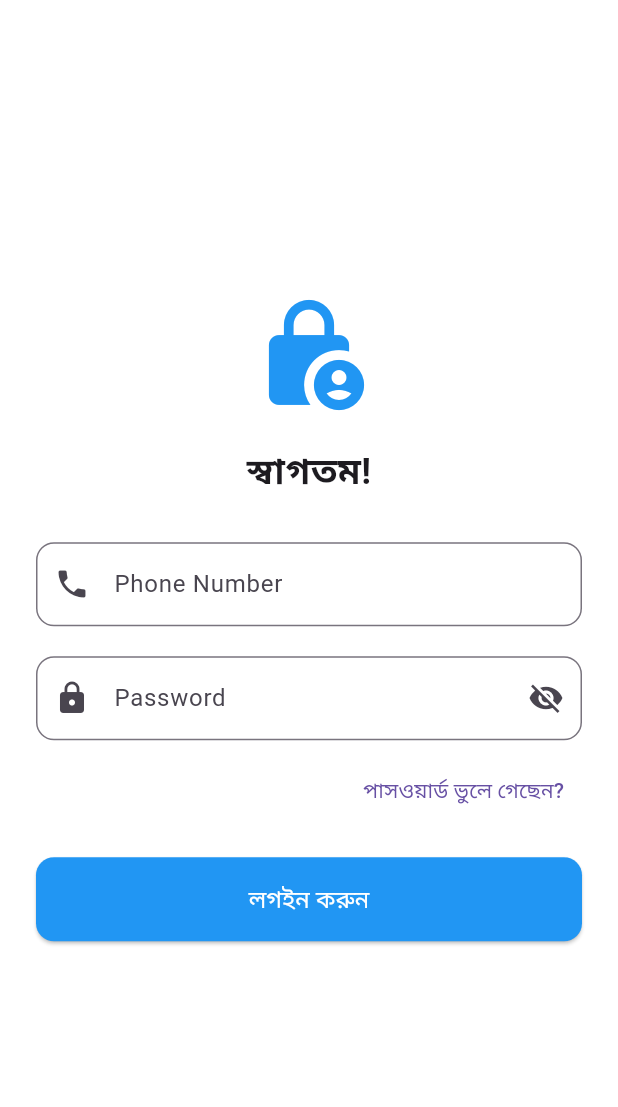
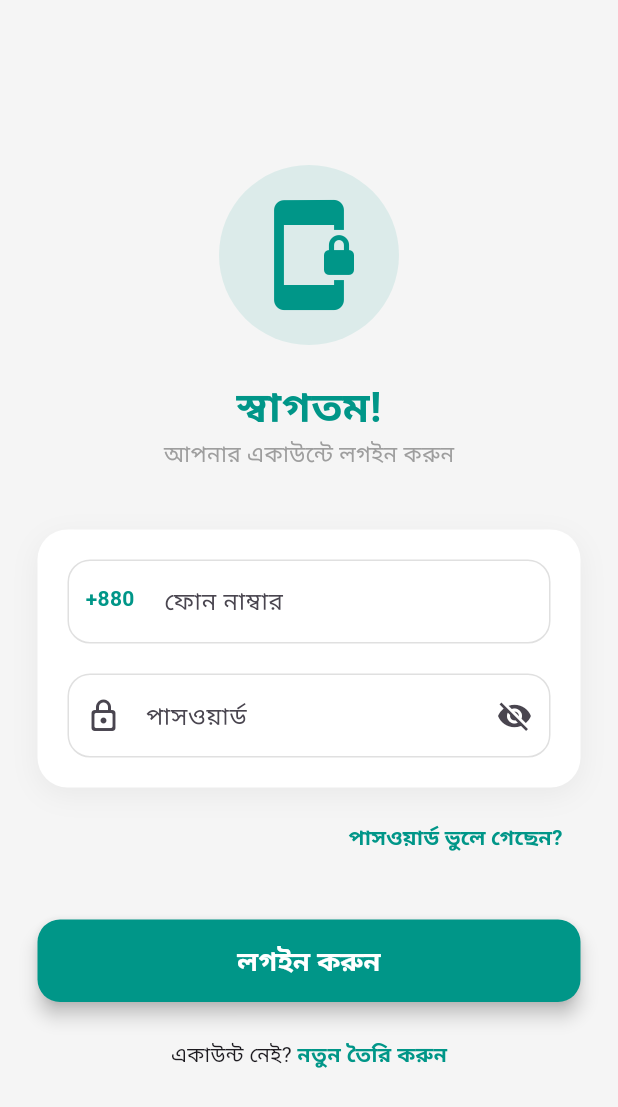
Before and after one commit to sfrabby/firebase-tutorial, a Flutter app: the PhoneLoginPage screen opened directly, on a phone screen of 412 x 824 dp. Shown: the top 1107 px of the screen. Run offline on Flutter 3.47's test engine with Material 3 defaults, Android fonts, the phone set to English and light mode, and no system bars; our stand-ins replace firebase_auth, firebase_core, get; accounts and stored records are empty.

Commit message:
Phone login UI done

```diff
--- a/lib/main.dart
+++ b/lib/main.dart
@@ -1,4 +1,6 @@
 import 'package:fbase/screen/Auth/email_login/UI.dart';
+import 'package:fbase/screen/Home%20Page/ui.dart';
+import 'package:firebase_auth/firebase_auth.dart';
 import 'package:firebase_core/firebase_core.dart';
 import 'package:flutter/material.dart';
 import 'package:get/get_navigation/src/root/get_material_app.dart';
@@ -16,6 +18,9 @@ class MyApp extends StatelessWidget {
     return GetMaterialApp(
       debugShowCheckedModeBanner: false,
 
-        home: LoginScreen());
+      home: (FirebaseAuth.instance.currentUser != null)
+          ? firebase()
+          : LoginScreen(),
+    );
   }
 }
--- a/lib/screen/Auth/phone_login/ui.dart
+++ b/lib/screen/Auth/phone_login/ui.dart
@@ -1,88 +1,152 @@
 import 'package:flutter/material.dart';
 import 'package:get/get.dart';
 
-class PhoneLoginPage extends StatelessWidget {
+class PhoneLoginPage extends StatefulWidget {
   const PhoneLoginPage({super.key});
+
+  @override
+  State<PhoneLoginPage> createState() => _PhoneLoginPageState();
+}
+
+class _PhoneLoginPageState extends State<PhoneLoginPage> {
+  final TextEditingController phoneController = TextEditingController();
+  final TextEditingController passwordController = TextEditingController();
+  bool isPasswordVisible = false;
 
   @override
   Widget build(BuildContext context) {
     return Scaffold(
-      backgroundColor: Colors.white,
-      body: Padding(
-        padding: const EdgeInsets.all(24.0),
-        child: Center(
+      backgroundColor: Colors.grey[100], // হালকা ব্যাকগ্রাউন্ড
+      body: Center(
         child: SingleChildScrollView(
+          padding: const EdgeInsets.symmetric(horizontal: 25),
           child: Column(
             mainAxisAlignment: MainAxisAlignment.center,
-              crossAxisAlignment: CrossAxisAlignment.stretch,
             children: [
-                // Logo বা Icon
-                const Icon(Icons.lock_person_rounded, size: 80, color: Colors.blue),
+              // উপরের আইকন এবং টেক্সট
+              Container(
+                padding: const EdgeInsets.all(20),
+                decoration: BoxDecoration(
+                  color: Colors.teal.withOpacity(0.1),
+                  shape: BoxShape.circle,
+                ),
+                child: const Icon(Icons.phonelink_lock_rounded, size: 80, color: Colors.teal),
+              ),
               const SizedBox(height: 20),
               const Text(
                 "স্বাগতম!",
-                  textAlign: TextAlign.center,
-                  style: TextStyle(fontSize: 24, fontWeight: FontWeight.bold),
+                style: TextStyle(fontSize: 28, fontWeight: FontWeight.bold, color: Colors.teal),
               ),
-                const SizedBox(height: 30),
+              const Text(
+                "আপনার একাউন্টে লগইন করুন",
+                style: TextStyle(fontSize: 15, color: Colors.grey),
+              ),
+              const SizedBox(height: 40),
 
-                // Phone Number TextField
+              // মেইন ইনপুট কার্ড
+              Container(
+                padding: const EdgeInsets.all(20),
+                decoration: BoxDecoration(
+                  color: Colors.white,
+                  borderRadius: BorderRadius.circular(20),
+                  boxShadow: [
+                    BoxShadow(
+                      color: Colors.black.withOpacity(0.05),
+                      blurRadius: 15,
+                      offset: const Offset(0, 5),
+                    )
+                  ],
+                ),
+                child: Column(
+                  children: [
+                    // Phone Number Input
                     TextField(
+                      controller: phoneController,
                       keyboardType: TextInputType.phone,
                       decoration: InputDecoration(
-                    labelText: "Phone Number",
-                    hintText: "01XXXXXXXXX",
-                    prefixIcon: const Icon(Icons.phone),
-                    border: OutlineInputBorder(
-                      borderRadius: BorderRadius.circular(12),
+                        labelText: "ফোন নাম্বার",
+                        prefixIcon: Container(
+                          padding: const EdgeInsets.all(12),
+                          child: const Text("+880 ", style: TextStyle(fontWeight: FontWeight.bold, color: Colors.teal)),
+                        ),
+                        border: OutlineInputBorder(borderRadius: BorderRadius.circular(15)),
+                        enabledBorder: OutlineInputBorder(
+                          borderRadius: BorderRadius.circular(15),
+                          borderSide: BorderSide(color: Colors.grey.shade300),
                         ),
                       ),
                     ),
                     const SizedBox(height: 20),
 
-                // Password TextField
+                    // Password Input
                     TextField(
-                  obscureText: true, // পাসওয়ার্ড লুকানোর জন্য
+                      controller: passwordController,
+                      obscureText: !isPasswordVisible,
                       decoration: InputDecoration(
-                    labelText: "Password",
-                    prefixIcon: const Icon(Icons.lock),
-                    suffixIcon: const Icon(Icons.visibility_off),
-                    border: OutlineInputBorder(
-                      borderRadius: BorderRadius.circular(12),
+                        labelText: "পাসওয়ার্ড",
+                        prefixIcon: const Icon(Icons.lock_outline_rounded),
+                        suffixIcon: IconButton(
+                          icon: Icon(isPasswordVisible ? Icons.visibility : Icons.visibility_off),
+                          onPressed: () => setState(() => isPasswordVisible = !isPasswordVisible),
+                        ),
+                        border: OutlineInputBorder(borderRadius: BorderRadius.circular(15)),
+                        enabledBorder: OutlineInputBorder(
+                          borderRadius: BorderRadius.circular(15),
+                          borderSide: BorderSide(color: Colors.grey.shade300),
                         ),
                       ),
                     ),
+                  ],
+                ),
+              ),
+
               const SizedBox(height: 10),
 
-                // Forgot Password Button
+              // Forgot Password
               Align(
                 alignment: Alignment.centerRight,
                 child: TextButton(
                   onPressed: () {},
-                    child: const Text("পাসওয়ার্ড ভুলে গেছেন?"),
+                  child: const Text("পাসওয়ার্ড ভুলে গেছেন?", style: TextStyle(color: Colors.teal, fontWeight: FontWeight.w600)),
                 ),
               ),
-                const SizedBox(height: 20),
+
+              const SizedBox(height: 30),
 
               // Login Button
-                ElevatedButton(
+              SizedBox(
+                width: double.infinity,
+                height: 55,
+                child: ElevatedButton(
                   onPressed: () {
-                    // লগইন লজিক এখানে হবে
                     Get.snackbar("Success", "লগইন করা হচ্ছে...",
-                        snackPosition: SnackPosition.BOTTOM);
+                        snackPosition: SnackPosition.BOTTOM, backgroundColor: Colors.teal, colorText: Colors.white);
                   },
                   style: ElevatedButton.styleFrom(
-                    padding: const EdgeInsets.symmetric(vertical: 16),
-                    shape: RoundedRectangleBorder(
-                      borderRadius: BorderRadius.circular(12),
+                    backgroundColor: Colors.teal,
+                    shape: RoundedRectangleBorder(borderRadius: BorderRadius.circular(15)),
+                    elevation: 5,
                   ),
-                    backgroundColor: Colors.blue,
-                    foregroundColor: Colors.white,
+                  child: const Text("লগইন করুন", style: TextStyle(fontSize: 18, fontWeight: FontWeight.bold, color: Colors.white)),
                 ),
-                  child: const Text("লগইন করুন", style: TextStyle(fontSize: 16)),
+              ),
+
+              const SizedBox(height: 25),
+
+              // Register Link
+              Row(
+                mainAxisAlignment: MainAxisAlignment.center,
+                children: [
+                  const Text("একাউন্ট নেই? "),
+                  GestureDetector(
+                    onTap: () {
+                      // Navigate to Register Page
+                    },
+                    child: const Text("নতুন তৈরি করুন", style: TextStyle(color: Colors.teal, fontWeight: FontWeight.bold)),
                   ),
                 ],
               ),
+            ],
           ),
         ),
       ),
```
Lines whose indentation alone changed are shown as unchanged.
